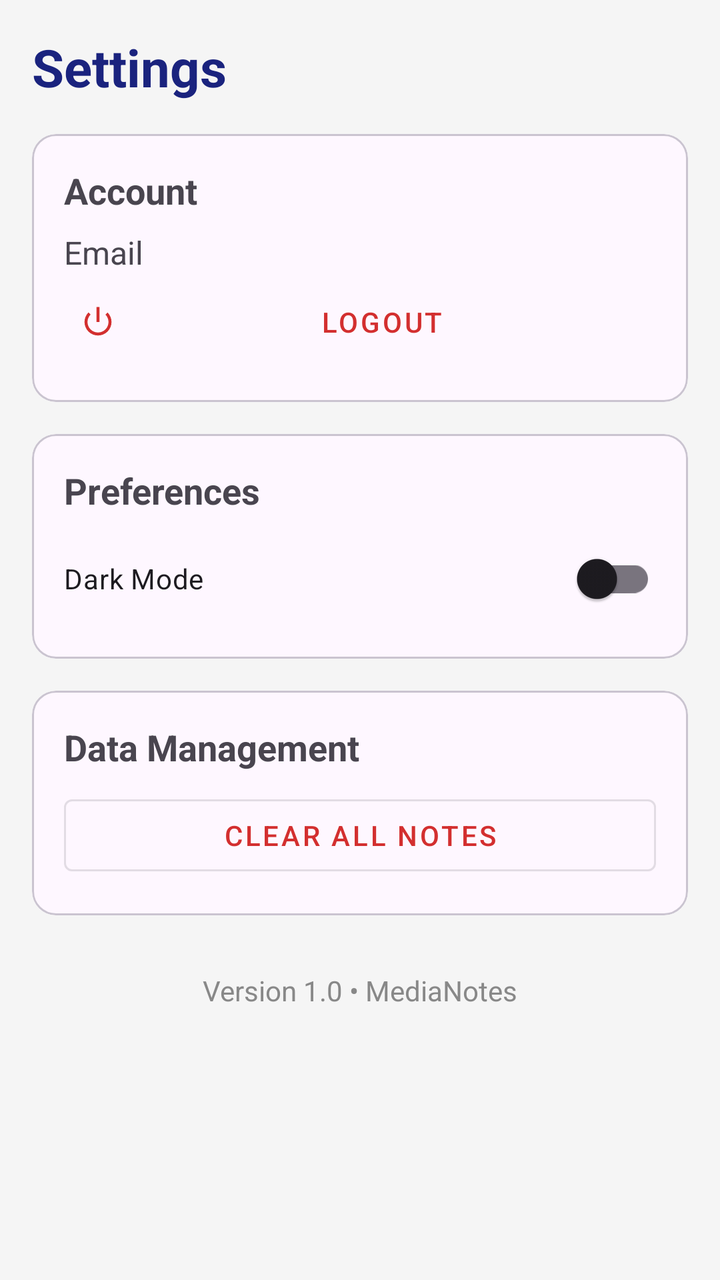
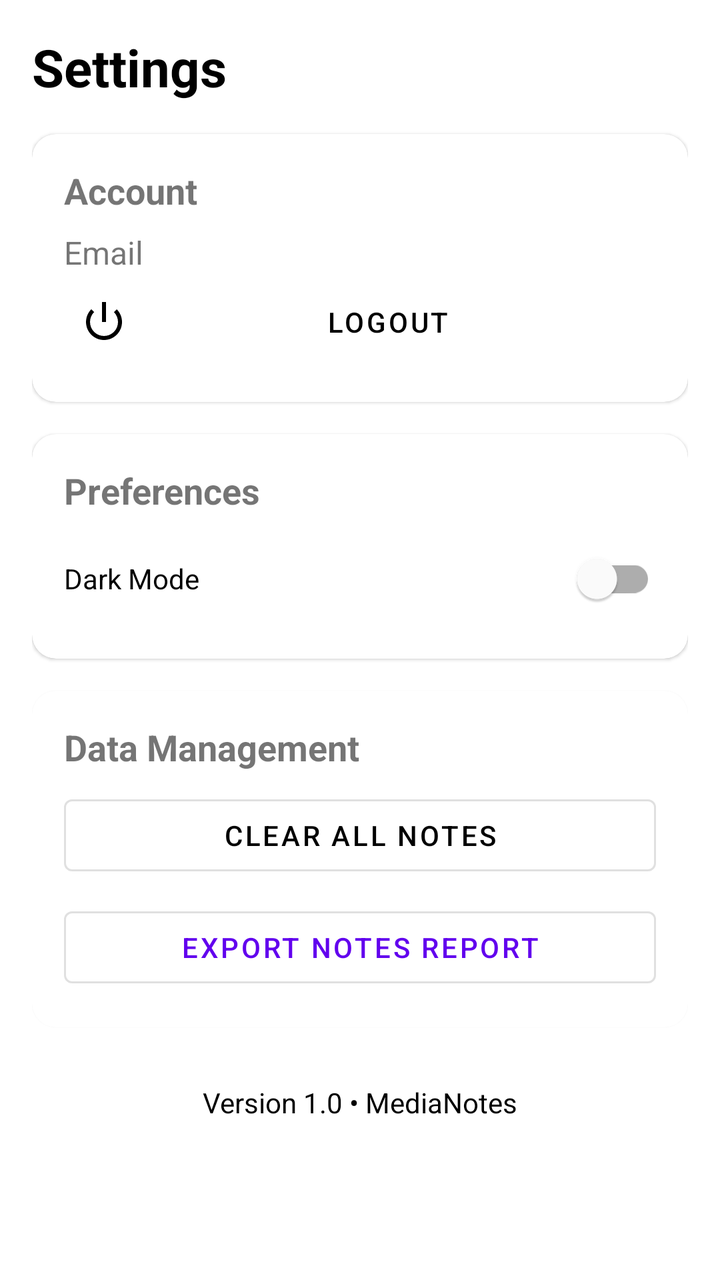

Compare the two renders of this Android layout. The source of the first and the diff that turns it into the second are given below.
<!-- AndroidManifest.xml: application theme Theme.MediaNotesApp -->
<!-- res/layout/fragment_settings.xml -->
<?xml version="1.0" encoding="utf-8"?>
<ScrollView xmlns:android="http://schemas.android.com/apk/res/android"
    xmlns:app="http://schemas.android.com/apk/res-auto"
    android:layout_width="match_parent"
    android:layout_height="match_parent"
    android:background="#F5F5F5">

    <LinearLayout
        android:layout_width="match_parent"
        android:layout_height="wrap_content"
        android:orientation="vertical"
        android:padding="16dp">

        
        <TextView
            android:layout_width="wrap_content"
            android:layout_height="wrap_content"
            android:text="Settings"
            android:textSize="26sp"
            android:textStyle="bold"
            android:textColor="#1A237E"
            android:layout_marginBottom="16dp"/>

        
        <com.google.android.material.card.MaterialCardView
            android:layout_width="match_parent"
            android:layout_height="wrap_content"
            app:cardCornerRadius="12dp"
            android:layout_marginBottom="16dp">

            <LinearLayout
                android:padding="16dp"
                android:orientation="vertical"
                android:layout_width="match_parent"
                android:layout_height="wrap_content">

                <TextView
                    android:layout_width="wrap_content"
                    android:layout_height="wrap_content"
                    android:text="Account"
                    android:textStyle="bold"
                    android:textSize="18sp"
                    android:layout_marginBottom="8dp"/>

                <TextView
                    android:id="@+id/tvUserEmail"
                    android:layout_width="match_parent"
                    android:layout_height="wrap_content"
                    android:text="Email"
                    android:textSize="16sp"/>

                <com.google.android.material.button.MaterialButton
                    android:id="@+id/btnLogout"
                    android:layout_width="match_parent"
                    android:layout_height="wrap_content"
                    android:text="Logout"
                    android:textColor="#D32F2F"
                    app:icon="@android:drawable/ic_lock_power_off"
                    app:iconTint="#D32F2F"
                    style="@style/Widget.MaterialComponents.Button.TextButton"/>
            </LinearLayout>
        </com.google.android.material.card.MaterialCardView>

        
        <com.google.android.material.card.MaterialCardView
            android:layout_width="match_parent"
            android:layout_height="wrap_content"
            app:cardCornerRadius="12dp"
            android:layout_marginBottom="16dp">

            <LinearLayout
                android:padding="16dp"
                android:orientation="vertical"
                android:layout_width="match_parent"
                android:layout_height="wrap_content">

                <TextView
                    android:layout_width="wrap_content"
                    android:layout_height="wrap_content"
                    android:text="Preferences"
                    android:textStyle="bold"
                    android:textSize="18sp"
                    android:layout_marginBottom="8dp"/>

                <com.google.android.material.switchmaterial.SwitchMaterial
                    android:id="@+id/switchDarkMode"
                    android:layout_width="match_parent"
                    android:layout_height="wrap_content"
                    android:text="Dark Mode"/>
            </LinearLayout>
        </com.google.android.material.card.MaterialCardView>

        
        <com.google.android.material.card.MaterialCardView
            android:layout_width="match_parent"
            android:layout_height="wrap_content"
            app:cardCornerRadius="12dp"
            android:layout_marginBottom="16dp">

            <LinearLayout
                android:padding="16dp"
                android:orientation="vertical"
                android:layout_width="match_parent"
                android:layout_height="wrap_content">

                <TextView
                    android:layout_width="wrap_content"
                    android:layout_height="wrap_content"
                    android:text="Data Management"
                    android:textStyle="bold"
                    android:textSize="18sp"
                    android:layout_marginBottom="8dp"/>

                <com.google.android.material.button.MaterialButton
                    android:id="@+id/btnClearNotes"
                    android:layout_width="match_parent"
                    android:layout_height="wrap_content"
                    android:text="Clear All Notes"
                    android:textColor="#D32F2F"
                    style="@style/Widget.MaterialComponents.Button.OutlinedButton"/>
            </LinearLayout>
        </com.google.android.material.card.MaterialCardView>

        
        <TextView
            android:layout_width="match_parent"
            android:layout_height="wrap_content"
            android:text="Version 1.0 • MediaNotes"
            android:gravity="center"
            android:textColor="#888"
            android:layout_marginTop="12dp"/>

    </LinearLayout>
</ScrollView>
<!-- resources referenced by this layout -->
<resources>
  <style name="Theme.MediaNotesApp" parent="Base.Theme.MediaNotesApp" />
  <style name="Base.Theme.MediaNotesApp" parent="Theme.Material3.DayNight.NoActionBar">
          <item name="colorPrimary">@color/primary_deep</item>
          <item name="android:windowBackground">@color/background_soft</item>
          <item name="android:textColorPrimary">@color/text_primary</item>
      </style>
  <color name="primary_deep">#1A237E</color>
  <color name="background_soft">#F8F9FA</color>
  <color name="text_primary">#212121</color>
</resources>

<!-- the commit's change to res/layout/fragment_settings.xml (unified diff, before → after) -->
@@ -3,7 +3,7 @@
     xmlns:app="http://schemas.android.com/apk/res-auto"
     android:layout_width="match_parent"
     android:layout_height="match_parent"
-    android:background="#F5F5F5">
+    android:background="?attr/colorSurface">
 
     <LinearLayout
         android:layout_width="match_parent"
@@ -18,7 +18,7 @@
             android:text="Settings"
             android:textSize="26sp"
             android:textStyle="bold"
-            android:textColor="#1A237E"
+            android:textColor="?attr/colorOnSurface"
             android:layout_marginBottom="16dp"/>
 
         
@@ -54,9 +54,9 @@
                     android:layout_width="match_parent"
                     android:layout_height="wrap_content"
                     android:text="Logout"
-                    android:textColor="#D32F2F"
+                    android:textColor="?attr/colorOnSurface"
                     app:icon="@android:drawable/ic_lock_power_off"
-                    app:iconTint="#D32F2F"
+                    app:iconTint="?attr/colorOnSurface"
                     style="@style/Widget.MaterialComponents.Button.TextButton"/>
             </LinearLayout>
         </com.google.android.material.card.MaterialCardView>
@@ -116,7 +116,15 @@
                     android:layout_width="match_parent"
                     android:layout_height="wrap_content"
                     android:text="Clear All Notes"
-                    android:textColor="#D32F2F"
+                    android:textColor="?attr/colorOnSurface"
+                    style="@style/Widget.MaterialComponents.Button.OutlinedButton"/>
+
+                <com.google.android.material.button.MaterialButton
+                    android:id="@+id/btnExportData"
+                    android:layout_width="match_parent"
+                    android:layout_height="wrap_content"
+                    android:layout_marginTop="8dp"
+                    android:text="Export Notes Report"
                     style="@style/Widget.MaterialComponents.Button.OutlinedButton"/>
             </LinearLayout>
         </com.google.android.material.card.MaterialCardView>
@@ -127,7 +135,7 @@
             android:layout_height="wrap_content"
             android:text="Version 1.0 • MediaNotes"
             android:gravity="center"
-            android:textColor="#888"
+            android:textColor="?attr/colorOnSurface"
             android:layout_marginTop="12dp"/>
 
     </LinearLayout>
<!-- resource entries referenced after the edit -->
@@ -1,13 +1,17 @@
 <!-- resources referenced by this layout -->
 <resources>
-  <style name="Theme.MediaNotesApp" parent="Base.Theme.MediaNotesApp" />
-  <style name="Base.Theme.MediaNotesApp" parent="Theme.Material3.DayNight.NoActionBar">
-          <item name="colorPrimary">@color/primary_deep</item>
-          <item name="android:windowBackground">@color/background_soft</item>
-          <item name="android:textColorPrimary">@color/text_primary</item>
+  <style name="Theme.MediaNotesApp" parent="Theme.MediaNotes.Light" />
+  <style name="Theme.MediaNotes.Light" parent="Theme.MaterialComponents.DayNight.NoActionBar">
+          <item name="colorPrimary">@color/purple_500</item>
+          <item name="colorOnPrimary">@color/white</item>
+          <item name="colorSurface">@color/white</item>
+          <item name="colorOnSurface">@color/black</item>
+          <item name="android:windowBackground">?attr/colorSurface</item>
+          <item name="android:statusBarColor">?attr/colorSurface</item>
+          <item name="android:navigationBarColor">?attr/colorSurface</item>
       </style>
-  <color name="primary_deep">#1A237E</color>
-  <color name="background_soft">#F8F9FA</color>
-  <color name="text_primary">#212121</color>
+  <color name="purple_500">#FF6200EE</color>
+  <color name="white">#FFFFFFFF</color>
+  <color name="black">#FF000000</color>
 </resources>
 
